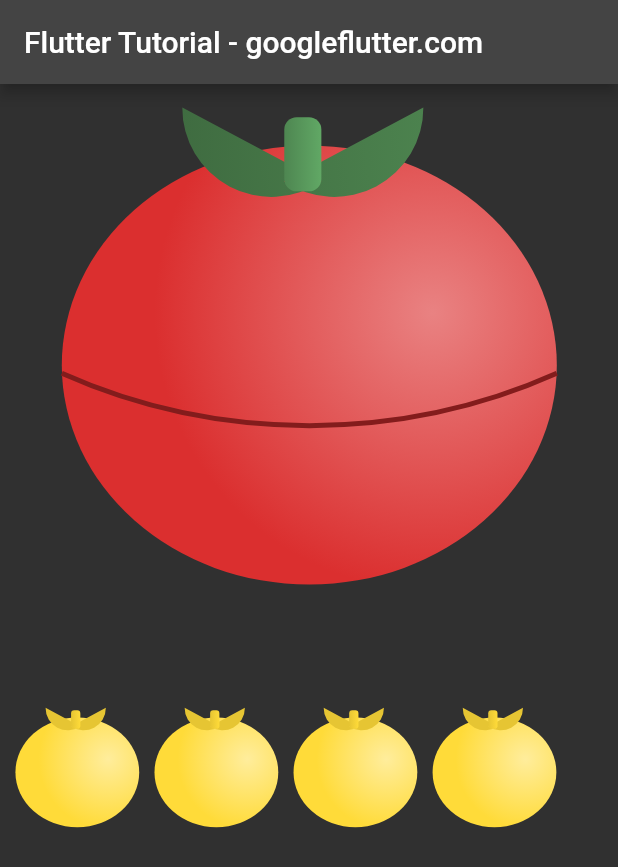
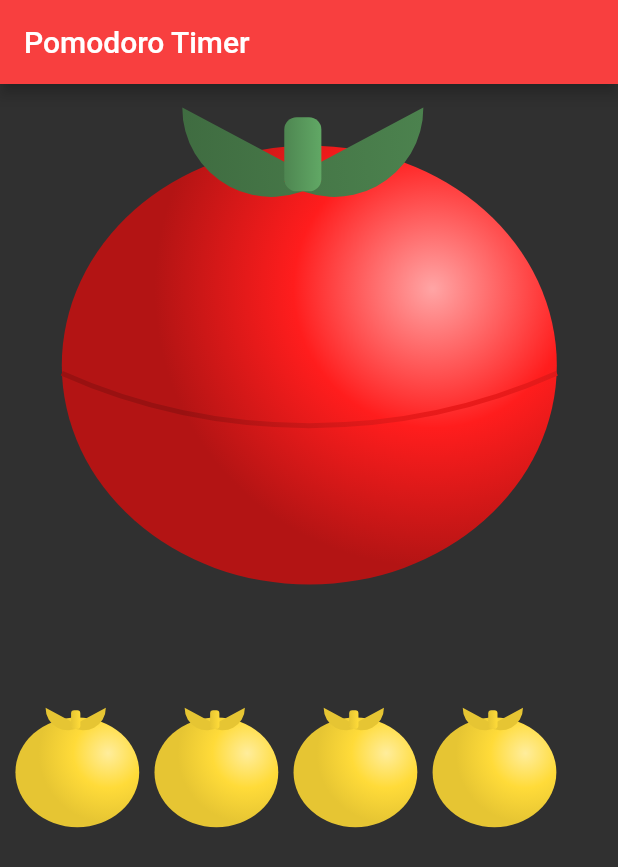
Before and after one commit to Kropie/pomodoro, a Flutter app: the screen it shows after launch, on a phone screen of 412 x 824 dp. Shown: the top 867 px of the screen. Run offline on Flutter 3.47's test engine with Material 2 defaults, Android fonts, the phone set to English and light mode, and no system bars.

```diff
--- a/lib/main.dart
+++ b/lib/main.dart
@@ -31,8 +31,8 @@ class HomePageState extends State<HomePage> {
   Widget build(BuildContext context) {
     return Scaffold(
       appBar: AppBar(
-        title: const Text('Flutter Tutorial - googleflutter.com'),
-        backgroundColor: const Color(0xFF444444),
+        title: const Text('Pomodoro Timer'),
+        backgroundColor: const Color.fromARGB(255, 248, 63, 63),
       ),
       body: ListView(
         children: <Widget>[
```
Also changed, not shown: lib/ui/tomato.dart (+20 -5 lines).
